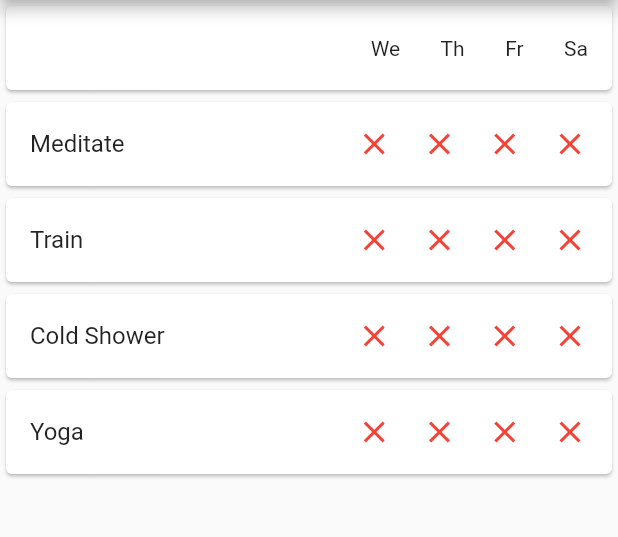
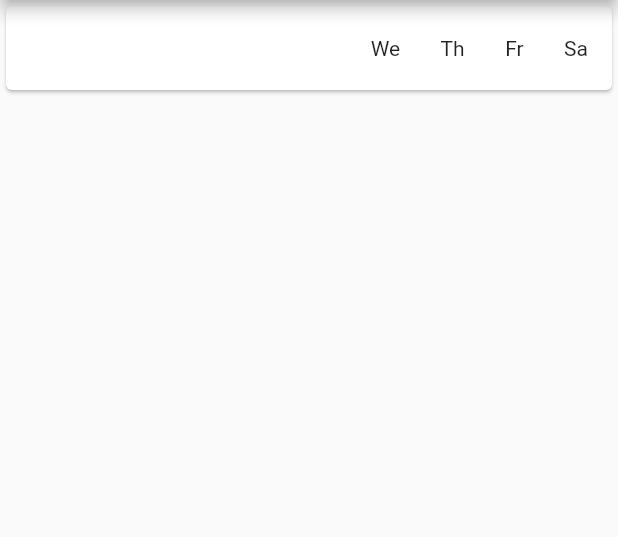
Before and after one commit to renatomameli/Flutter-To-Do-App, a Flutter app: the screen it shows after launch, on a phone screen of 412 x 824 dp, the part 84-621 px from its top. Run offline on Flutter 3.47's test engine with Material 2 defaults, Android fonts, the phone set to English and light mode, and no system bars.

Commit message:
New Data Models Save qualified json

```diff
--- a/lib/file-handling/HabitStorage.dart
+++ b/lib/file-handling/HabitStorage.dart
@@ -20,8 +20,7 @@ class HabitStorage {
 
   Future<File> writeHabitJson(String habit) async {
     final file = await _localFile;
-    return file.writeAsString(
-        "{\r\n \"habit\": {\r\n   \"name\": \"Train\",\r\n   \"description\": \"Lift Weights or use body wheight\",\r\n   \"data\": [\r\n     {\r\n       \"date\": \"2022-03-10\",\r\n       \"value\": true\r\n     },\r\n     {\r\n       \"date\": \"2022-03-09\",\r\n       \"value\": true\r\n     },\r\n     {\r\n       \"date\": \"2022-03-11\",\r\n       \"value\": true\r\n     }\r\n     ]\r\n }\r\n}");
+    return file.writeAsString(habit);
   }
 
   Future<String> readHabitJson() async {
--- /dev/null
+++ b/lib/main/LoadHabit.dart
@@ -0,0 +1,3 @@
+class LoadHabit {
+
+}
--- a/lib/model/Habit.dart
+++ b/lib/model/Habit.dart
@@ -1,21 +1,17 @@
-class Habit {
-  final int id;
-  final String name;
-  final String notes;
-  final List<String> successAtDate;
+abstract class Habit {
+  int? id;
+  late String name;
+  late String question;
+  String? notes;
+  List<String>? successAtDate;
 
-  Habit(this.id, this.name, this.notes, this.successAtDate);
+  Habit();
 
-  Habit.fromJson(Map<String, dynamic> json)
-      : id = json['id'],
-        name = json['name'],
-        notes = json['description'],
-        successAtDate = json['successAtDate'];
+  void setId(int id){this.id = id;}
+  void setName(String name){this.name = name;}
+  void setQuestion(String question){this.question = question;}
+  void setNotes(String notes){this.notes = notes;}
+  void setSuccessAtDate(List<String> successAtDates){this.successAtDate = successAtDates;}
 
-  Map<String, dynamic> toJson() => {
-    'id': id,
-    'name': name,
-    'description': notes,
-    'successAtDate': successAtDate,
-  };
+  String getName(){return this.name;}
 }
--- a/lib/routes/AddHabitUtil.dart
+++ /dev/null
@@ -1,3 +0,0 @@
-class AddHabitUtil {
-
-}
--- a/lib/widgets/MainBody.dart
+++ b/lib/widgets/MainBody.dart
@@ -5,13 +5,6 @@ import 'package:habit_changer/widgets/HeaderCard.dart';
 import '../file-handling/HabitStorage.dart';
 import '../model/Habit.dart';
 
-List<Habit> dummyHabits = [
-  Habit(1, "Meditate", "Be careful", ['2022-03-01', '2022-03-09']),
-  Habit(2, "Train", "Be careful", ['2022-03-08', '2022-03-09']),
-  Habit(3, "Cold Shower", "Be careful", []),
-  Habit(4, "Yoga", "Be careful",
-      ['2022-03-08', '2022-03-09', '2022-03-10', '2022-03-07', '2022-03-11']),
-];
 
 final DateTime nowMinusTwoDays = DateTime.now().subtract(Duration(days: 2));
 
@@ -55,21 +48,13 @@ class _HabitState extends State<HabitBody> {
   List<Card> buildCards() {
     print(_json);
     List<Card> cards = [HeaderCard()];
-
-    dummyHabits.forEach((element) {
-      cards.add(new Card(
-          child: ListTile(
-              title: Text(element.name),
-              trailing: Wrap(
-                  spacing: 19.5, children: getTrueOrFalseIcons(element)))));
-    });
     return cards;
   }
 
   List<Icon> getTrueOrFalseIcons(Habit habit) {
     List<Icon> icons = [];
     for (int i = 0; i < 4; i++) {
-      if (habit.successAtDate.contains(nowMinusTwoDays
+      if (habit.successAtDate!.contains(nowMinusTwoDays
           .add(Duration(days: i))
           .toIso8601String()
           .substring(0, 10))) {
--- a/pubspec.yaml
+++ b/pubspec.yaml
@@ -13,6 +13,7 @@ environment:
 dependencies:
   equatable: ^2.0.3
   path_provider: ^2.0.1
+  json_annotation: ^4.0.0
   flutter:
     sdk: flutter
 
@@ -20,6 +21,8 @@ dependencies:
   cupertino_icons: ^1.0.2
 
 dev_dependencies:
+  build_runner: ^2.1.2
+  json_serializable: ^4.0.0
   flutter_test:
     sdk: flutter
 
```
Also changed, not shown: lib/routes/AddHabitAttractiveRoute.dart (+20 -21 lines), lib/routes/AddHabitEasyRoute.dart (+15 -12 lines), lib/routes/AddHabitObviousRoute.dart (+22 -18 lines), lib/routes/AddHabitRoute.dart (+48 -10 lines), lib/routes/AddHabitSatisfying.dart (+15 -10 lines), lib/routes/StoreHabit.dart (added, +14 -0 lines), lib/widgets/PaddingForm.dart (deleted, +0 -35 lines), pubspec.lock, 11 other files.
